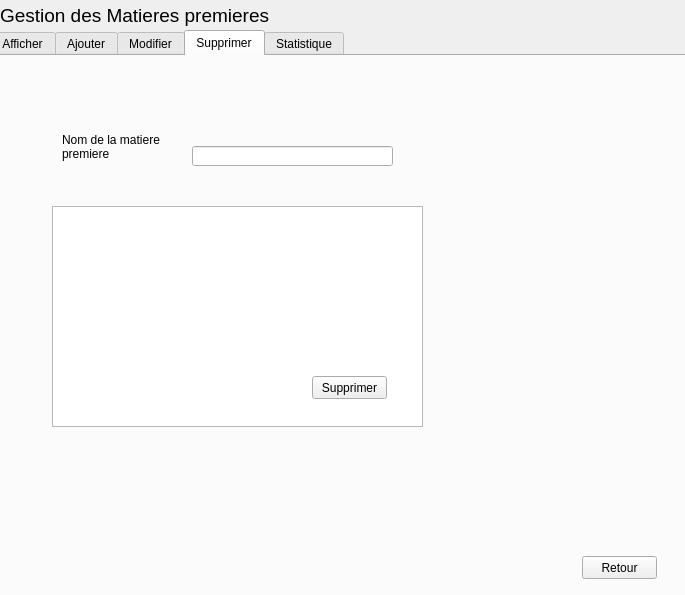
Before: the Qt Designer form FactWare/matierep.ui in caleb-akoa/Smart_Factory_2A6, drawn with Qt 5.
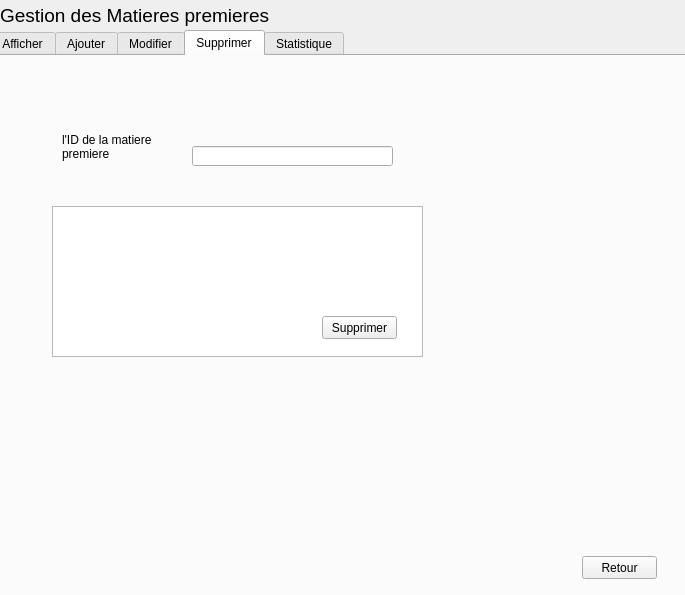
After: the same form once the commit is applied. The open tabs and pages were chosen to show the change. Icons and pictures are not drawn.

```diff
--- a/FactWare/matierep.ui
+++ b/FactWare/matierep.ui
@@ -612,8 +612,8 @@
     <widget class="QPushButton" name="pushButton_3">
      <property name="geometry">
       <rect>
-       <x>320</x>
-       <y>320</y>
+       <x>330</x>
+       <y>260</y>
        <width>75</width>
        <height>23</height>
       </rect>
@@ -635,7 +635,7 @@
        <x>60</x>
        <y>150</y>
        <width>371</width>
-       <height>221</height>
+       <height>151</height>
       </rect>
      </property>
     </widget>
@@ -678,7 +678,7 @@
       </rect>
      </property>
      <property name="text">
-      <string>Nom de la matiere 
+      <string>l'ID de la matiere 
 premiere</string>
      </property>
     </widget>
```
